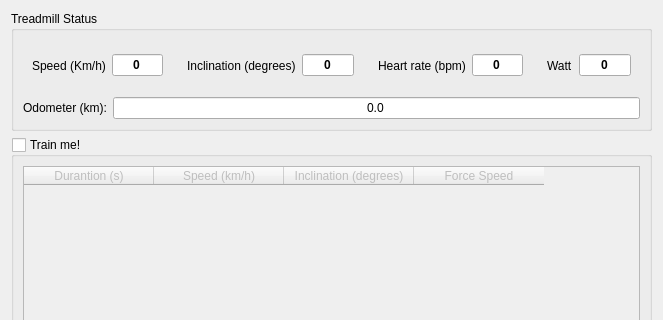
Before: the Qt Designer form src/mainwindow.ui in cagnulein/qdomyos-zwift, drawn with Qt 5; both pictures show x 0 to 663 and y 0 to 320 of the 663 by 509 pixel window.
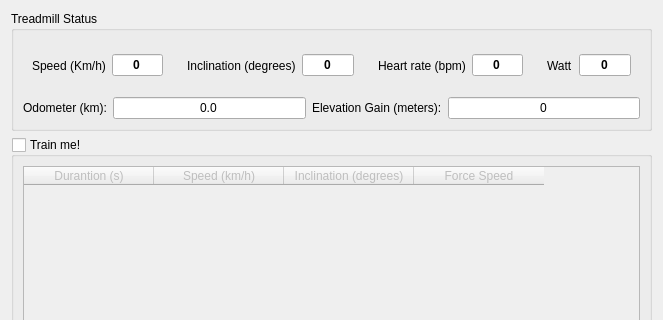
After: the same form once the commit is applied.

What changed in the file:
```diff
--- a/src/mainwindow.ui
+++ b/src/mainwindow.ui
@@ -224,6 +224,26 @@
             </property>
            </widget>
           </item>
+          <item>
+           <widget class="QLabel" name="label_11">
+            <property name="text">
+             <string>Elevation Gain (meters):</string>
+            </property>
+           </widget>
+          </item>
+          <item>
+           <widget class="QLineEdit" name="elevationGain">
+            <property name="text">
+             <string>0</string>
+            </property>
+            <property name="alignment">
+             <set>Qt::AlignCenter</set>
+            </property>
+            <property name="readOnly">
+             <bool>true</bool>
+            </property>
+           </widget>
+          </item>
          </layout>
         </item>
        </layout>
```
